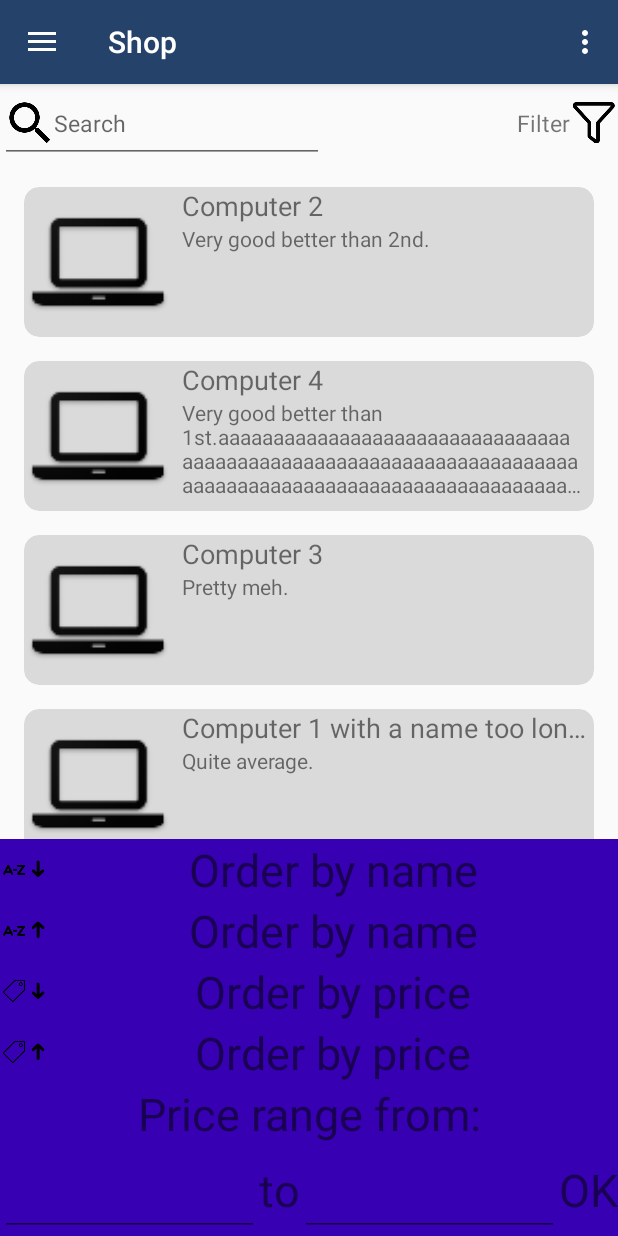
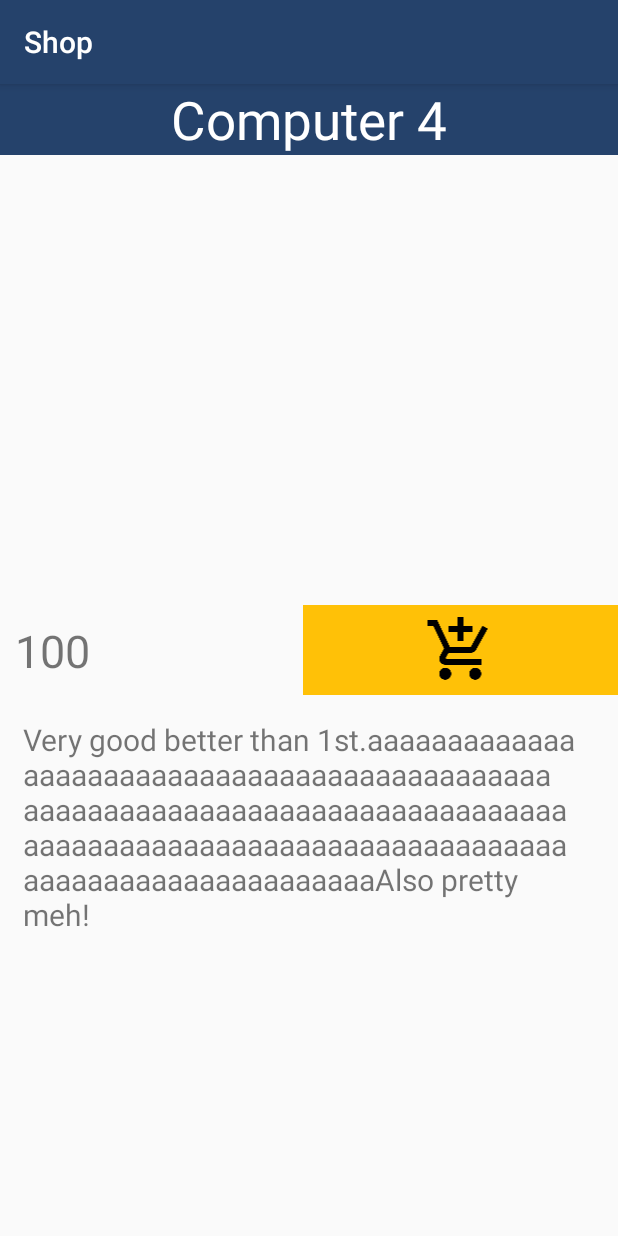
Before and after one commit to Qubiz-Academy/gojdu-shop, an Android app: the screen it shows after launch (MainActivity before the commit, ShopItemDetailsActivity after it), after a tap on "Computer 4", on a phone screen of 412 x 824 dp. Run offline under Robolectric (Android 15) with nearby library versions, the phone set to English and light mode, and no system bars; our stand-ins replace navigation-ui; 2 other taps on this screen came first.

Commit message:
Send product data to details activity

```diff
--- a/app/src/main/java/ro/gojdu/shop/ui/main/ui/shop/Product.java
+++ b/app/src/main/java/ro/gojdu/shop/ui/main/ui/shop/Product.java
@@ -1,13 +1,18 @@
 package ro.gojdu.shop.ui.main.ui.shop;
 
-public class Product {
+import java.io.Serializable;
+
+public class Product implements Serializable {
     private String name;
     private String description;
     private int rates;
+    private double price;
+    private String imageUrl;
 
-    public Product(String name, String description) {
+    public Product(String name, String description, double price) {
         this.name = name;
         this.description = description;
+        this.price = price;
     }
 
     public String getName() {
@@ -33,4 +38,20 @@ public class Product {
     public void setRates(int rates) {
         this.rates = rates;
     }
+
+    public double getPrice() {
+        return price;
+    }
+
+    public void setPrice(double price) {
+        this.price = price;
+    }
+
+    public String getImageUrl() {
+        return imageUrl;
+    }
+
+    public void setImageUrl(String imageUrl) {
+        this.imageUrl = imageUrl;
+    }
 }
--- a/app/src/main/java/ro/gojdu/shop/ui/main/ui/shop/ProductAdapter.java
+++ b/app/src/main/java/ro/gojdu/shop/ui/main/ui/shop/ProductAdapter.java
@@ -1,6 +1,7 @@
 package ro.gojdu.shop.ui.main.ui.shop;
 
 import android.content.Context;
+import android.content.Intent;
 import android.view.LayoutInflater;
 import android.view.View;
 import android.view.ViewGroup;
@@ -12,6 +13,7 @@ import androidx.recyclerview.widget.RecyclerView;
 import java.util.ArrayList;
 
 import ro.gojdu.shop.R;
+import ro.gojdu.shop.ui.shop.ShopItemDetailsActivity;
 
 public class ProductAdapter extends RecyclerView.Adapter<ProductAdapter.ViewHolder>
 {
@@ -26,14 +28,17 @@ public class ProductAdapter extends RecyclerView.Adapter<ProductAdapter.ViewHold
     {
         TextView tvName;
         TextView tvDescription;
-        public ViewHolder(@NonNull View itemView) {
+        public ViewHolder(@NonNull final View itemView) {
             super(itemView);
             tvName = itemView.findViewById(R.id.tvName);
             tvDescription = itemView.findViewById(R.id.tvDescription);
             itemView.setOnClickListener(new View.OnClickListener() {
                 @Override
                 public void onClick(View view) {
-
+                    Intent intent = new Intent(view.getContext(), ShopItemDetailsActivity.class);
+                    Product product = (Product) itemView.getTag();
+                    intent.putExtra(ShopItemDetailsActivity.PRODUCT_DATA,product);
+                    view.getContext().startActivity(intent);
                 }
             });
         }
--- a/app/src/main/java/ro/gojdu/shop/ui/main/ui/shop/ShopFragment.java
+++ b/app/src/main/java/ro/gojdu/shop/ui/main/ui/shop/ShopFragment.java
@@ -112,10 +112,10 @@ public class ShopFragment extends Fragment {
 
     private void getProducts()
     {
-        products.add(new Product("Computer 2","Very good better than 2nd."));
-        products.add(new Product("Computer 4","Very good better than 1st.aaaaaaaaaaaaaaaaaaaaaaaaaaaaaaaaaaaaaaaaaaaaaaaaaaaaaaaaaaaaaaaaaaaaaaaaaaaaaaaaaaaaaaaaaaaaaaaaaaaaaaaaaaaaaaaaaaaaaaaaaaaaaaaaaaaaaaaaAlso pretty meh!"));
-        products.add(new Product("Computer 3","Pretty meh."));
-        products.add(new Product("Computer 1 with a name too long to display","Quite average."));
+        products.add(new Product("Computer 2","Very good better than 2nd.",200.00));
+        products.add(new Product("Computer 4","Very good better than 1st.aaaaaaaaaaaaaaaaaaaaaaaaaaaaaaaaaaaaaaaaaaaaaaaaaaaaaaaaaaaaaaaaaaaaaaaaaaaaaaaaaaaaaaaaaaaaaaaaaaaaaaaaaaaaaaaaaaaaaaaaaaaaaaaaaaaaaaaaAlso pretty meh!",30000.00));
+        products.add(new Product("Computer 3","Pretty meh.",0.00));
+        products.add(new Product("Computer 1 with a name too long to display","Quite average.",1000.00));
     }
 
     private void sortAZ(final boolean az)
```
